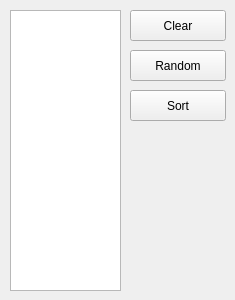
First picture: the form in OrdenamientoForm.ui, repository rNexeR/Estructura-Proyecto2, before the edit.
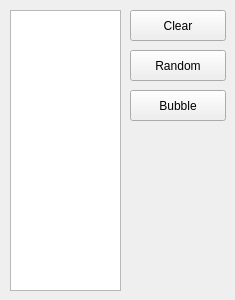
Second picture: the form after the edit.

```diff
--- a/OrdenamientoForm.ui
+++ b/OrdenamientoForm.ui
@@ -59,7 +59,7 @@
     </rect>
    </property>
    <property name="text">
-    <string>Sort</string>
+    <string>Bubble</string>
    </property>
   </widget>
  </widget>
```
Left out of the diff: 6 changed lines with no effect on the pictures.
